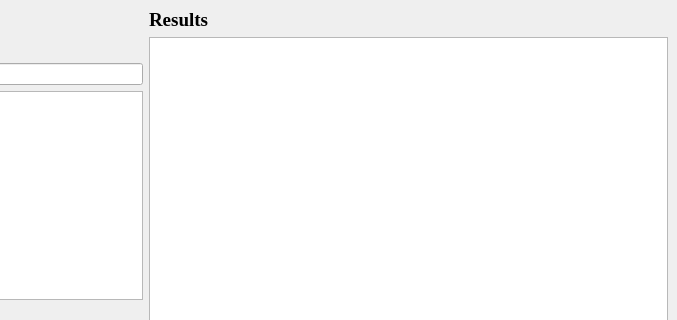
Before: the Qt Designer form mainwindow.ui in AntonK17/DuplicateFinder, drawn with Qt 5; both pictures show x 366 to 1043 and y 0 to 320 of the 1043 by 738 pixel window.
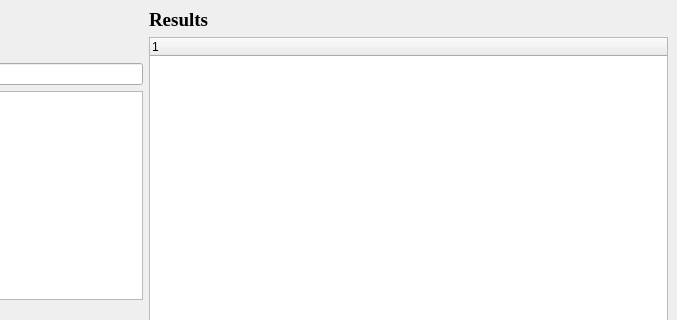
After: the same form once the commit is applied. Icons and pictures are not drawn.

```diff
--- a/mainwindow.ui
+++ b/mainwindow.ui
@@ -161,12 +161,12 @@
              </widget>
             </item>
             <item>
-             <widget class="QListWidget" name="ResultList">
-              <property name="font">
-               <font>
-                <pointsize>12</pointsize>
-               </font>
-              </property>
+             <widget class="QTreeWidget" name="ResultList">
+              <column>
+               <property name="text">
+                <string notr="true">1</string>
+               </property>
+              </column>
              </widget>
             </item>
             <item>
```
Left out of the diff: 2 changed lines with no effect on the pictures.
